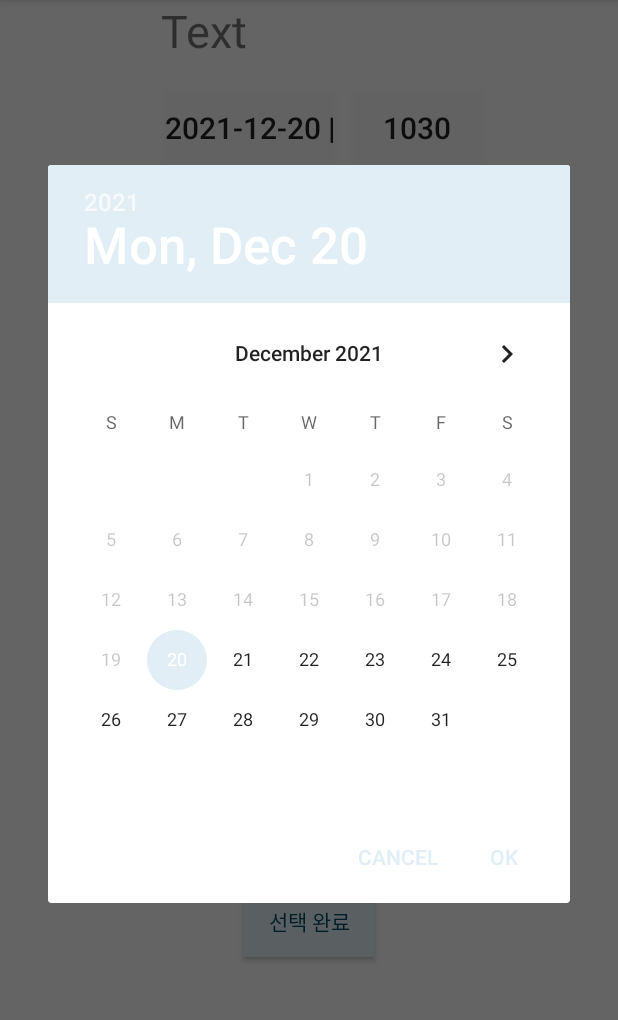
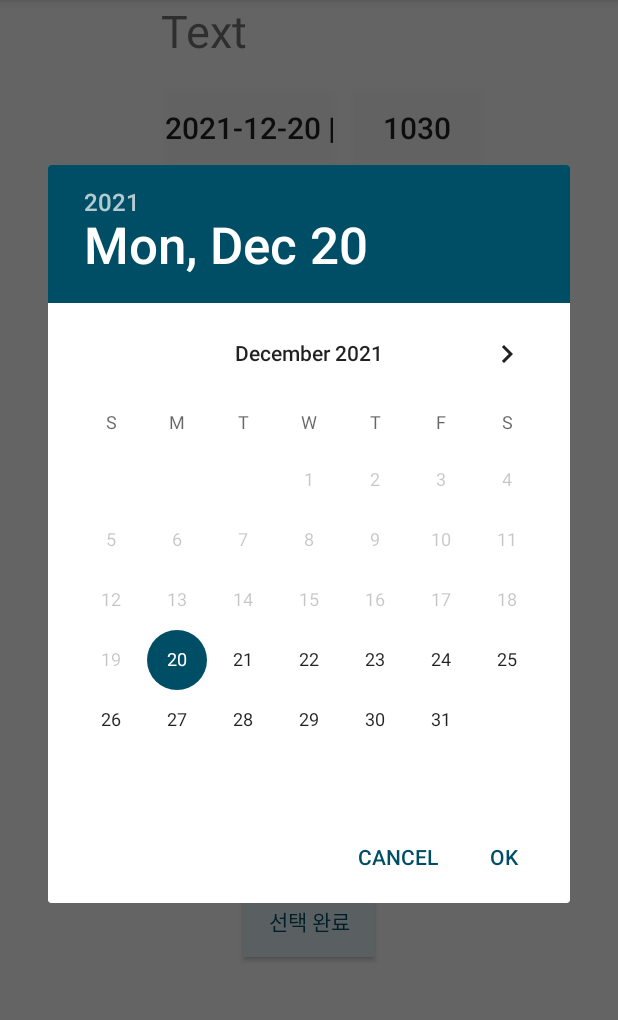
Before and after one commit to deho0701/SV-GNU-project, an Android app: the SitPageActivity screen opened directly, with no data from a screen before it, after a tap on an icon or button, on a phone screen of 412 x 824 dp, the part 84-1104 px from its top. Run offline under Robolectric (Android 15) with nearby library versions, the phone set to English and light mode, and no system bars; pictures from the network do not load; 14 statements that could not run were skipped.

Commit message:
2021-12-20
글자 색 잘 보이게 변경

```diff
--- a/kwon/SV/SV_Project1/app/src/main/java/com/example/svproject/PaymentPageActivity.kt
+++ b/kwon/SV/SV_Project1/app/src/main/java/com/example/svproject/PaymentPageActivity.kt
@@ -3,6 +3,7 @@ package com.example.svproject
 
 import android.content.DialogInterface
 import android.content.Intent
+import android.graphics.Color
 import android.os.Bundle
 import android.util.Log
 import androidx.appcompat.app.AlertDialog
@@ -80,7 +81,7 @@ class PaymentPageActivity : AppCompatActivity() {
         var listener = object : DialogInterface.OnClickListener {
             override fun onClick(dialog: DialogInterface?, which: Int) {
                 when (which) {
-                    DialogInterface.BUTTON_NEUTRAL ->{
+                    DialogInterface.BUTTON_POSITIVE ->{
                         val intent = Intent(this@PaymentPageActivity, MainActivity::class.java).apply {
                             putExtra("id", id)
                         }
@@ -89,8 +90,7 @@ class PaymentPageActivity : AppCompatActivity() {
                 }
             }
         }
-        builder.setNeutralButton("확인", listener)
-
+        builder.setPositiveButton("확인", listener)
         builder.show()
     }
 
--- a/kwon/SV/SV_Project1/app/src/main/java/com/example/svproject/SitPageActivity.kt
+++ b/kwon/SV/SV_Project1/app/src/main/java/com/example/svproject/SitPageActivity.kt
@@ -49,7 +49,8 @@ class SitPageActivity : AppCompatActivity() {
 
 
         // 도면 불러오기
-        val imageUrl = "http://117.16.164.14:5050/app/photo"
+        val imageUrl = getString(R.string.blueprint)
+        Log.d("imageUrl", imageUrl)
         Glide.with(this).load(imageUrl).into(iv_blueprint)
 
         //time set
--- a/kwon/SV/SV_Project1/app/src/main/java/com/example/svproject/adater/HistoryRecyclerAdapter.kt
+++ b/kwon/SV/SV_Project1/app/src/main/java/com/example/svproject/adater/HistoryRecyclerAdapter.kt
@@ -20,6 +20,7 @@ import retrofit2.Call
 import retrofit2.Callback
 import retrofit2.Response
 import android.app.Activity
+import android.graphics.Color
 import androidx.fragment.app.Fragment
 import java.time.LocalDate
 import java.time.LocalDateTime
--- a/kwon/SV/SV_Project1/app/src/main/res/values/strings.xml
+++ b/kwon/SV/SV_Project1/app/src/main/res/values/strings.xml
@@ -1,4 +1,5 @@
 <resources>
     <string name="app_name">BookCafe</string>
     <string name="cafe_image">cafe_image</string>
+    <string name="blueprint">http://117.16.164.14:5050/web/photo_down</string>
 </resources>
--- a/kwon/SV/SV_Project1/app/src/main/res/values/styles.xml
+++ b/kwon/SV/SV_Project1/app/src/main/res/values/styles.xml
@@ -4,7 +4,7 @@
         <!-- Customize your theme here. -->
         <item name="colorPrimary">@color/colorPrimary</item>
         <item name="colorPrimaryDark">@color/colorPrimaryDark</item>
-        <item name="colorAccent">@color/colorAccent</item>
+        <item name="colorAccent">@color/colorPrimaryDark</item>
     </style>
 
 </resources>
```
